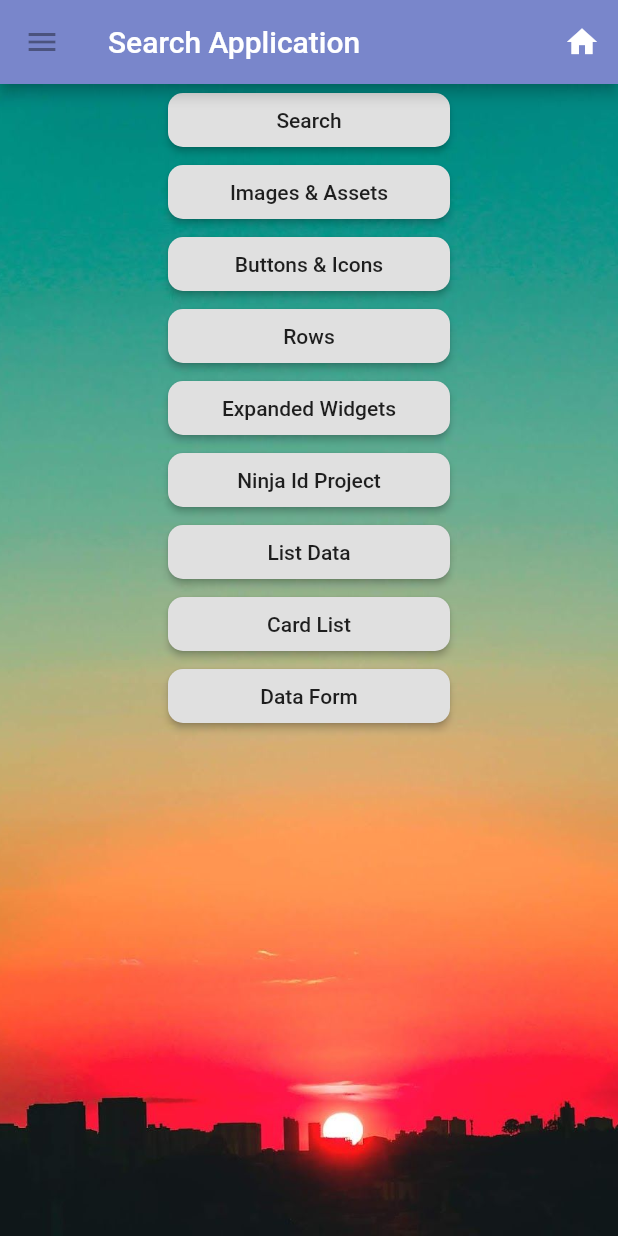
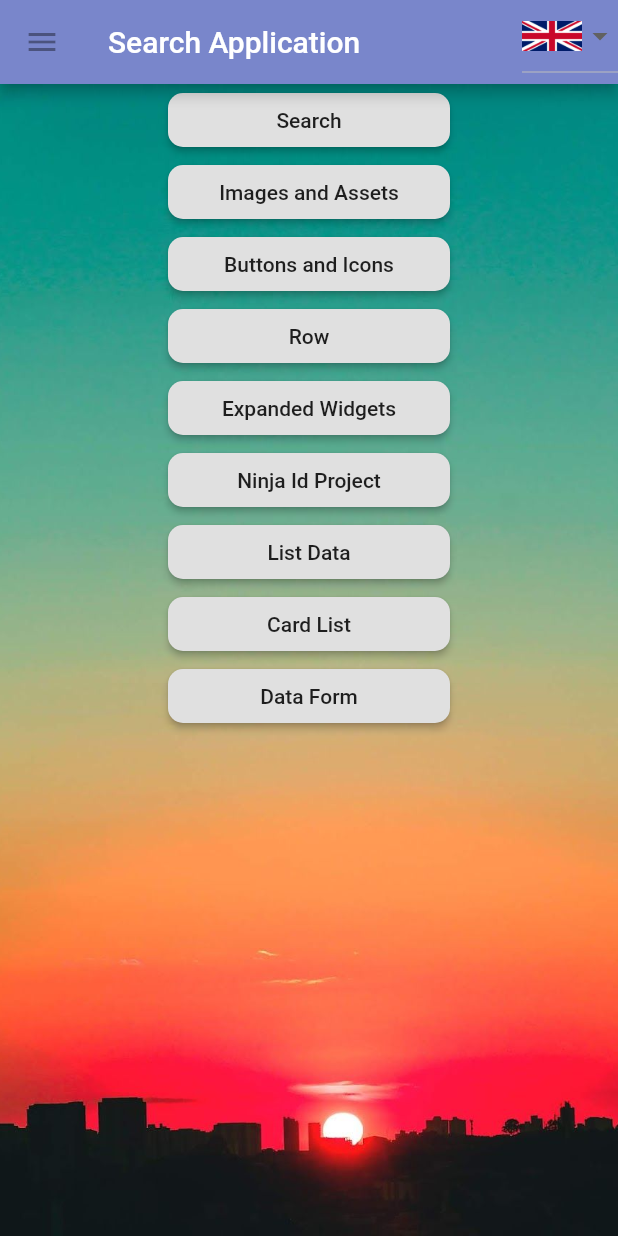
Before and after one commit to quocboy159/flutter-example, a Flutter app: the screen it shows after launch, on a phone screen of 412 x 824 dp. Run offline on Flutter 3.47's test engine with Material 2 defaults, Android fonts, the phone set to English and light mode, and no system bars; our stand-ins replace form_field_validator; generated files the repository leaves out were written again.

Commit message:
add localization

```diff
--- /dev/null
+++ b/lib/components/locale-picker.dart
@@ -0,0 +1,28 @@
+import 'package:flutter/material.dart';
+import 'package:myapp/provider/locale_provider.dart';
+import 'package:provider/provider.dart';
+
+class LocalePicker extends StatelessWidget {
+  const LocalePicker({Key? key}) : super(key: key);
+
+  @override
+  Widget build(BuildContext context) {
+    return Container(child: Consumer<LocaleProvider>(
+      builder: (context, localeProvider, child) {
+        return DropdownButton(
+          value: localeProvider.locale.languageCode,
+          items: localeProvider.countries
+              .map((e) => DropdownMenuItem<String>(
+                    value: e.code,
+                    child: Image.asset(e.url, height: 40, width: 40),
+                  ))
+              .toList(),
+          onChanged: (String? value) {
+            localeProvider
+                .setLocale(Locale(value ?? localeProvider.countries[0].code));
+          },
+        );
+      },
+    ));
+  }
+}
--- a/lib/l10n/app_en.arb
+++ b/lib/l10n/app_en.arb
@@ -11,5 +11,14 @@
 				"type": "String"
 			}
 		}
+	},
+	"search": "Search",
+	"imagesAndAssets": "Images and Assets",
+	"buttonsAndIcons": "Buttons and Icons",
+	"row": "Row",
+	"expandedWidgets": "Expanded Widgets",
+	"ninjaIdProject": "Ninja Id Project",
+	"listData": "List Data",
+	"cardList": "Card List",
+	"dataForm": "Data Form"
 }
-}
--- a/lib/main.dart
+++ b/lib/main.dart
@@ -14,18 +14,22 @@ Future main() async {
     DeviceOrientation.portraitDown,
   ]);
 
-  runApp(MyApp());
+  runApp(MultiProvider(providers: [
+    ChangeNotifierProvider<LocaleProvider>(
+      create: (BuildContext context) {
+        return LocaleProvider();
+      },
+    ),
+  ], child: MyApp()));
 }
 
 class MyApp extends StatelessWidget {
   @override
-  Widget build(BuildContext context) => ChangeNotifierProvider(
-        create: (context) => LocaleProvider(),
-        builder: (context, child) {
-          final provider = Provider.of<LocaleProvider>(context);
-
+  Widget build(BuildContext context) {
+    return Consumer<LocaleProvider>(
+      builder: (context, countryState, child) {
         return MaterialApp(
-              locale: provider.locale,
+            locale: countryState.locale,
             supportedLocales: L10n.all,
             localizationsDelegates: [
               AppLocalizations.delegate,
@@ -39,3 +43,4 @@ class MyApp extends StatelessWidget {
       },
     );
   }
+}
--- /dev/null
+++ b/lib/models/country.dart
@@ -0,0 +1,7 @@
+class Country {
+  final String name;
+  final String code;
+  final String url;
+
+  Country({required this.name, required this.code, required this.url});
+}
--- a/lib/pages/card-list.dart
+++ b/lib/pages/card-list.dart
@@ -62,7 +62,7 @@ class CardItem extends StatelessWidget {
             subtitle: Text(product.description),
           ),
           Row(
-            mainAxisAlignment: MainAxisAlignment.start,
+            mainAxisAlignment: MainAxisAlignment.end,
             children: [
               Row(
                 mainAxisAlignment: MainAxisAlignment.start,
--- a/lib/pages/home.dart
+++ b/lib/pages/home.dart
@@ -1,5 +1,7 @@
 import 'package:flutter/material.dart';
 import 'package:myapp/components/background-decoration.dart';
+import 'package:myapp/components/locale-picker.dart';
+import 'package:flutter_gen/gen_l10n/app_localizations.dart';
 
 class Home extends StatelessWidget {
   final ButtonStyle raisedButtonStyle = ElevatedButton.styleFrom(
@@ -13,16 +15,9 @@ class Home extends StatelessWidget {
 
   @override
   Widget build(BuildContext context) {
-
     return Scaffold(
         appBar: AppBar(
-            actions: <Widget>[
-              IconButton(
-                  icon: Icon(Icons.home),
-                  onPressed: () {
-                    Navigator.pop(context);
-                  })
-            ],
+            actions: <Widget>[LocalePicker()],
             leading: IconButton(
               icon: Icon(Icons.menu),
               onPressed: null,
@@ -35,68 +30,68 @@ class Home extends StatelessWidget {
                 mainAxisAlignment: MainAxisAlignment.start,
                 children: <Widget>[
                   ElevatedButton(
-                    child: new Text('Search'),
+                    child: new Text(AppLocalizations.of(context)!.search),
                     style: raisedButtonStyle,
                     onPressed: () {
                       Navigator.pushNamed(context, '/search');
                     },
                   ),
                   ElevatedButton(
-                    child: Text('Images & Assets'),
+                    child: Text(AppLocalizations.of(context)!.imagesAndAssets),
                     style: raisedButtonStyle,
                     onPressed: () {
                       Navigator.pushNamed(context, '/images');
                     },
                   ),
                   ElevatedButton(
-                    child: Text('Buttons & Icons'),
+                    child: Text(AppLocalizations.of(context)!.buttonsAndIcons),
                     style: raisedButtonStyle,
                     onPressed: () {
                       Navigator.pushNamed(context, '/buttons');
                     },
                   ),
                   ElevatedButton(
-                    child: Text('Rows'),
+                    child: Text(AppLocalizations.of(context)!.row),
                     style: raisedButtonStyle,
                     onPressed: () {
                       Navigator.pushNamed(context, '/rows');
                     },
                   ),
                   ElevatedButton(
-                    child: Text('Expanded Widgets'),
+                    child: Text(AppLocalizations.of(context)!.expandedWidgets),
                     style: raisedButtonStyle,
                     onPressed: () {
                       Navigator.pushNamed(context, '/expandeds');
                     },
                   ),
                   ElevatedButton(
-                    child: Text('Ninja Id Project'),
+                    child: Text(AppLocalizations.of(context)!.ninjaIdProject),
                     style: raisedButtonStyle,
                     onPressed: () {
                       Navigator.pushNamed(context, '/ninja-id-project');
                     },
                   ),
                   ElevatedButton(
-                    child: Text('List Data'),
+                    child: Text(AppLocalizations.of(context)!.listData),
                     style: raisedButtonStyle,
                     onPressed: () {
                       Navigator.pushNamed(context, '/list-data');
                     },
                   ),
                   ElevatedButton(
-                    child: Text('Card List'),
+                    child: Text(AppLocalizations.of(context)!.cardList),
                     style: raisedButtonStyle,
                     onPressed: () {
                       Navigator.pushNamed(context, '/card-list');
                     },
                   ),
                   ElevatedButton(
-                    child: Text('Data Form'),
+                    child: Text(AppLocalizations.of(context)!.dataForm),
                     style: raisedButtonStyle,
                     onPressed: () {
                       Navigator.pushNamed(context, '/form');
                     },
-                  )
+                  ),
                 ]),
           ),
         ));
--- a/lib/provider/locale_provider.dart
+++ b/lib/provider/locale_provider.dart
@@ -1,13 +1,22 @@
 import 'package:flutter/material.dart';
-import 'package:myapp/l10n/l10n.dart';
+import 'package:myapp/models/country.dart';
 
 class LocaleProvider extends ChangeNotifier {
+   final List<Country> _countries = [
+    Country(name: "English", code: "en", url: "assets/england.png"),
+    Country(name: "Spanish", code: "es", url: "assets/spain.png"),
+  ];
+
+  List<Country> get countries => _countries;
+
+  List<Locale> get locales => _countries.map((e) => Locale(e.code)).toList();
+
   Locale _locale = Locale('en');
 
   Locale get locale => _locale;
 
   void setLocale(Locale locale) {
-    if (!L10n.all.contains(locale)) return;
+    if (!locales.contains(locale)) return;
 
     _locale = locale;
     notifyListeners();
--- a/pubspec.yaml
+++ b/pubspec.yaml
@@ -33,6 +33,7 @@ dependencies:
   intl: ^0.17.0
   form_field_validator: ^1.1.0
   provider: ^5.0.0
+  http: ^0.13.3
 
 dev_dependencies:
   flutter_test:
```
Also changed, not shown: lib/l10n/app_es.arb (+10 -1 lines), assets/england.png (added), assets/spain.png (added), pubspec.lock. Lines whose indentation alone changed are shown as unchanged.
